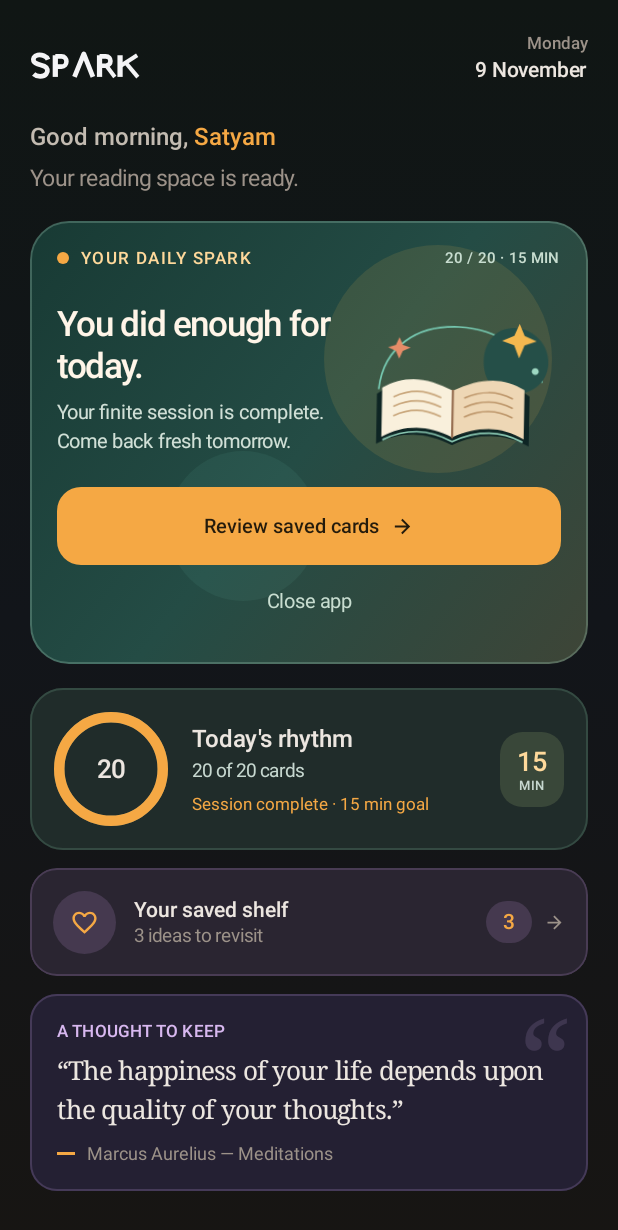
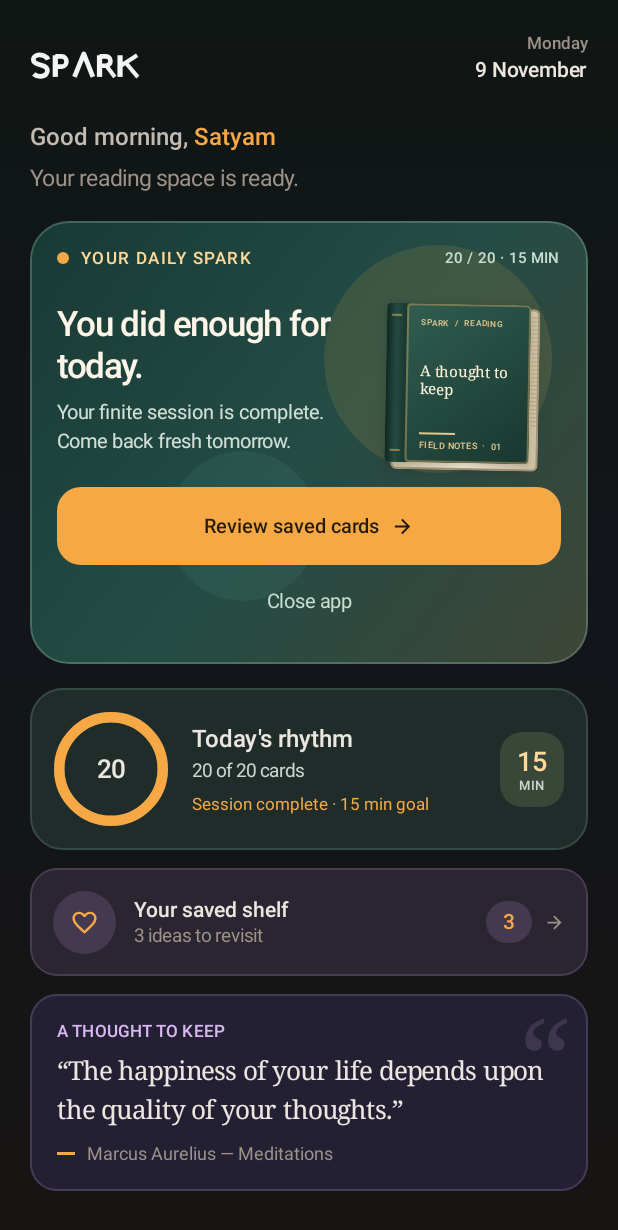
Before and after one commit to niveup/spark-android, an Android app built with Jetpack Compose: the @Preview function HomeScreenCompletePreview, on a phone screen of 412 x 824 dp. Shown: the top 1230 px of the screen. Run offline under Robolectric (Android 15) with nearby library versions, the phone set to English and light mode, and no system bars; missing, so only their content is drawn: SparkTheme.

Commit message:
feat: replace home book icon with hardcover art

```diff
--- a/app/src/main/java/com/spark/app/home/HomeScreen.kt
+++ b/app/src/main/java/com/spark/app/home/HomeScreen.kt
@@ -20,6 +20,7 @@ import androidx.compose.foundation.BorderStroke
 import androidx.compose.foundation.Canvas
 import androidx.compose.foundation.Image
 import androidx.compose.foundation.background
+import androidx.compose.foundation.border
 import androidx.compose.foundation.clickable
 import androidx.compose.foundation.shape.CircleShape
 import androidx.compose.foundation.layout.Arrangement
@@ -27,6 +28,7 @@ import androidx.compose.foundation.layout.Box
 import androidx.compose.foundation.layout.Column
 import androidx.compose.foundation.layout.Row
 import androidx.compose.foundation.layout.Spacer
+import androidx.compose.foundation.layout.fillMaxHeight
 import androidx.compose.foundation.layout.fillMaxSize
 import androidx.compose.foundation.layout.fillMaxWidth
 import androidx.compose.foundation.layout.height
@@ -56,6 +58,7 @@ import androidx.compose.runtime.setValue
 import androidx.compose.ui.Alignment
 import androidx.compose.ui.Modifier
 import androidx.compose.ui.draw.clip
+import androidx.compose.ui.draw.shadow
 import androidx.compose.ui.geometry.Offset
 import androidx.compose.ui.geometry.Size
 import androidx.compose.ui.graphics.Color
@@ -82,6 +85,7 @@ import androidx.compose.ui.text.style.TextOverflow
 import androidx.compose.ui.text.withStyle
 import androidx.compose.ui.tooling.preview.Preview
 import androidx.compose.ui.unit.dp
+import androidx.compose.ui.unit.IntOffset
 import androidx.compose.ui.unit.sp
 import com.spark.app.R
 import com.spark.app.data.Card
@@ -445,7 +449,11 @@ private fun HomeHero(
                         }
                     }
                     Spacer(modifier = Modifier.width(6.dp))
-                    FloatingBookArtwork()
+                    val bookLine = card?.bookLine.orEmpty()
+                    val bookTitle = bookLine.substringBefore('\u2014').trim()
+                        .ifBlank { card?.title ?: "A thought to keep" }
+                    val bookAuthor = bookLine.substringAfter('\u2014', "").trim()
+                    FloatingBookArtwork(title = bookTitle, author = bookAuthor)
                 }
 
                 Spacer(modifier = Modifier.height(12.dp))
@@ -588,9 +596,9 @@ private fun TopicChip(topic: String, type: String) {
 private fun typeLabel(type: String): String =
     type.replace('_', ' ').uppercase(Locale.ROOT)
 
-/** A scalable Android vector illustration with a slow, quiet floating motion. */
+/** A small, typeset hardcover with visible binding, paper edges, and a quiet floating motion. */
 @Composable
-private fun FloatingBookArtwork() {
+private fun FloatingBookArtwork(title: String, author: String) {
     val motion = rememberInfiniteTransition(label = "home-book-float")
     val verticalDrift by motion.animateFloat(
         initialValue = -4f,
@@ -615,13 +623,135 @@ private fun FloatingBookArtwork() {
         modifier = Modifier
             .size(width = 138.dp, height = 122.dp)
             .graphicsLayer { rotationZ = tilt }
-            .offset(y = verticalDrift.dp)
+            .offset { IntOffset(x = 0, y = verticalDrift.dp.roundToPx()) },
+        contentAlignment = Alignment.Center
     ) {
-        Image(
-            painter = painterResource(id = R.drawable.spark_home_illustration),
-            contentDescription = "An open book with a spark above the pages",
-            modifier = Modifier.fillMaxSize()
-        )
+        val bookShape = RoundedCornerShape(3.dp)
+        val pageShape = RoundedCornerShape(4.dp)
+
+        // The offset cream block gives the cover a real page edge and a little thickness.
+        Box(
+            modifier = Modifier
+                .offset(x = 5.dp, y = 3.dp)
+                .size(width = 98.dp, height = 108.dp)
+                .clip(pageShape)
+                .background(
+                    Brush.horizontalGradient(
+                        colors = listOf(Color(0xFFD6C7A7), Color(0xFFFFF5DD), Color(0xFFD8C9A8))
+                    )
+                )
+                .border(1.dp, Color(0xFFA99B80), pageShape)
+        ) {
+            Column(
+                modifier = Modifier
+                    .align(Alignment.CenterEnd)
+                    .width(5.dp)
+                    .fillMaxHeight()
+                    .padding(vertical = 5.dp),
+                verticalArrangement = Arrangement.spacedBy(2.dp)
+            ) {
+                repeat(28) {
+                    Box(
+                        modifier = Modifier
+                            .fillMaxWidth()
+                            .height(0.5.dp)
+                            .background(Color(0x557A6850))
+                    )
+                }
+            }
+        }
+
+        Row(
+            modifier = Modifier
+                .size(width = 96.dp, height = 106.dp)
+                .shadow(elevation = 8.dp, shape = bookShape)
+                .clip(bookShape)
+                .background(Color(0xFF17352F))
+        ) {
+            // The rounded spine and its fine bands make the object read as a bound volume.
+            Column(
+                modifier = Modifier
+                    .width(13.dp)
+                    .fillMaxHeight()
+                    .background(
+                        Brush.horizontalGradient(
+                            listOf(Color(0xFF102721), Color(0xFF244A40), Color(0xFF18372F))
+                        )
+                    )
+                    .padding(vertical = 7.dp, horizontal = 3.dp),
+                verticalArrangement = Arrangement.SpaceBetween
+            ) {
+                repeat(2) {
+                    Box(
+                        modifier = Modifier
+                            .fillMaxWidth()
+                            .height(1.dp)
+                            .background(Color(0xFFB99A60).copy(alpha = 0.7f))
+                    )
+                }
+            }
+
+            Box(
+                modifier = Modifier
+                    .weight(1f)
+                    .fillMaxHeight()
+                    .background(
+                        Brush.linearGradient(
+                            colors = listOf(Color(0xFF315D50), Color(0xFF244A40), Color(0xFF19372F))
+                        )
+                    )
+                    .border(1.dp, Color(0xFFB99A60).copy(alpha = 0.55f), bookShape)
+            ) {
+                Column(
+                    modifier = Modifier
+                        .fillMaxSize()
+                        .padding(start = 9.dp, end = 6.dp, top = 9.dp, bottom = 8.dp),
+                    verticalArrangement = Arrangement.SpaceBetween
+                ) {
+                    Text(
+                        text = "SPARK  /  READING EDITION",
+                        fontFamily = FontFamily.SansSerif,
+                        fontWeight = FontWeight.Medium,
+                        fontSize = 5.5.sp,
+                        letterSpacing = 0.55.sp,
+                        color = Color(0xFFE0C78E),
+                        maxLines = 1,
+                        overflow = TextOverflow.Clip
+                    )
+
+                    Text(
+                        text = title,
+                        fontFamily = FontFamily.Serif,
+                        fontWeight = FontWeight.Medium,
+                        fontSize = 10.sp,
+                        lineHeight = 12.sp,
+                        letterSpacing = (-0.15).sp,
+                        color = Color(0xFFFFF4DC),
+                        maxLines = 4,
+                        overflow = TextOverflow.Ellipsis
+                    )
+
+                    Column(verticalArrangement = Arrangement.spacedBy(4.dp)) {
+                        Box(
+                            modifier = Modifier
+                                .width(24.dp)
+                                .height(1.dp)
+                                .background(Color(0xFFE0C78E))
+                        )
+                        Text(
+                            text = author.ifBlank { "FIELD NOTES  ·  01" },
+                            fontFamily = FontFamily.SansSerif,
+                            fontWeight = FontWeight.Medium,
+                            fontSize = 6.sp,
+                            letterSpacing = 0.35.sp,
+                            color = Color(0xFFE0C78E),
+                            maxLines = 1,
+                            overflow = TextOverflow.Ellipsis
+                        )
+                    }
+                }
+            }
+        }
     }
 }
 
--- a/app/src/main/res/drawable/spark_home_illustration.xml
+++ /dev/null
@@ -1,64 +0,0 @@
-<?xml version="1.0" encoding="utf-8"?>
-<vector xmlns:android="http://schemas.android.com/apk/res/android"
-    android:width="240dp"
-    android:height="190dp"
-    android:viewportWidth="240"
-    android:viewportHeight="190">
-
-    <!-- A loose orbit puts the book in motion without turning it into a logo. -->
-    <path
-        android:fillColor="#00000000"
-        android:pathData="M29,102 C34,53 73,27 121,29 C166,31 204,55 218,91"
-        android:strokeColor="#76C9B1"
-        android:strokeLineCap="round"
-        android:strokeWidth="2" />
-    <path
-        android:fillColor="#254F48"
-        android:pathData="M185,29 C207,29 225,47 225,69 C225,91 207,106 185,106 C163,106 150,90 150,68 C150,46 163,29 185,29 Z" />
-    <path
-        android:fillColor="#F4B84F"
-        android:pathData="M191,24 L197,38 L211,44 L197,49 L191,64 L185,49 L171,44 L185,38 Z" />
-    <path
-        android:fillColor="#E58C68"
-        android:pathData="M52,42 L56,51 L65,54 L56,58 L52,67 L48,58 L39,54 L48,51 Z" />
-    <path
-        android:fillColor="#9ED8C2"
-        android:pathData="M210,79 m-4,0 a4,4 0,1 0,8 0 a4,4 0,1 0,-8 0" />
-
-    <!-- Soft book shadow and a deep green cover. -->
-    <path
-        android:fillColor="#0E2524"
-        android:pathData="M27,108 C55,89 84,91 115,106 C145,91 175,89 204,108 L204,166 C175,151 145,151 115,166 C84,151 55,151 27,166 Z" />
-    <path
-        android:fillColor="#F9F0DC"
-        android:pathData="M33,101 C59,85 85,88 115,103 L115,157 C86,143 59,143 33,158 Z" />
-    <path
-        android:fillColor="#EED7B5"
-        android:pathData="M115,103 C145,88 172,85 198,101 L198,158 C172,143 145,143 115,157 Z" />
-
-    <!-- Page rules and the center fold. -->
-    <path
-        android:fillColor="#00000000"
-        android:pathData="M47,111 C65,102 84,103 101,111 M47,122 C65,113 84,114 101,122 M47,133 C65,124 84,125 101,133"
-        android:strokeColor="#C9A77C"
-        android:strokeLineCap="round"
-        android:strokeWidth="2" />
-    <path
-        android:fillColor="#00000000"
-        android:pathData="M129,111 C146,103 166,102 184,111 M129,122 C146,114 166,113 184,122 M129,133 C146,125 166,124 184,133"
-        android:strokeColor="#BD966A"
-        android:strokeLineCap="round"
-        android:strokeWidth="2" />
-    <path
-        android:fillColor="#00000000"
-        android:pathData="M115,103 L115,157"
-        android:strokeColor="#966D50"
-        android:strokeLineCap="round"
-        android:strokeWidth="2.5" />
-    <path
-        android:fillColor="#00000000"
-        android:pathData="M35,161 C61,148 88,148 115,162 C144,148 171,148 196,161"
-        android:strokeColor="#89C7B1"
-        android:strokeLineCap="round"
-        android:strokeWidth="2" />
-</vector>
```
Also changed, not shown: 1 other file.
